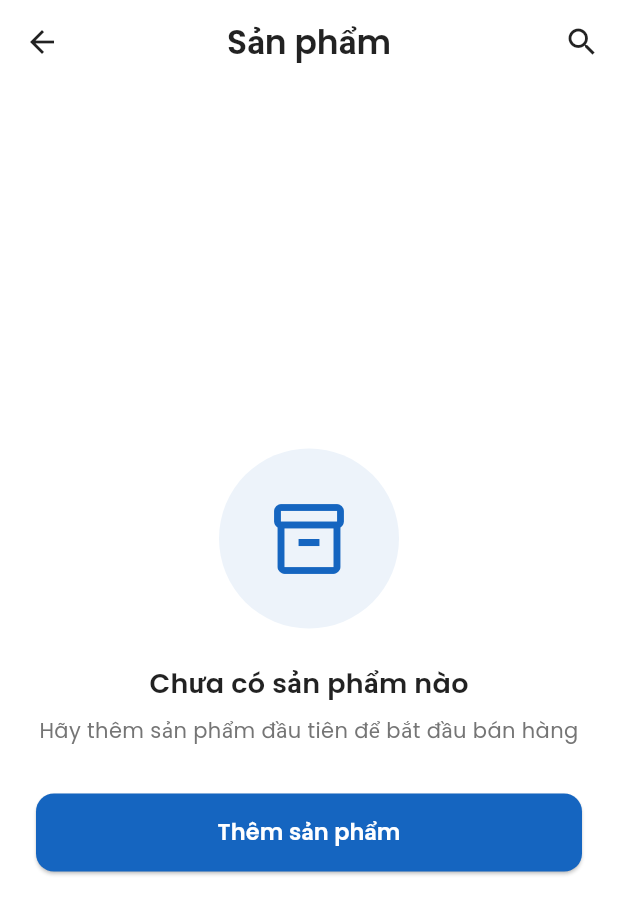
After one commit to TrongPhucX5/BizFlowProject, a Flutter app: the ProductScreen screen opened directly, on a phone screen of 412 x 824 dp. The commit adds this screen. Shown: the top 914 px of the screen. Run offline on Flutter 3.47's test engine with Material 3 defaults, Android fonts, the phone set to English and light mode, and no system bars; our stand-ins replace dio, flutter_secure_storage, google_fonts, shared_preferences; accounts and stored records are empty; statements that could not run were skipped.

Commit message:
Update mobile and backend

```diff
--- a/mobile/lib/features/home/presentation/main_screen.dart
+++ b/mobile/lib/features/home/presentation/main_screen.dart
@@ -3,6 +3,13 @@ import 'package:flutter/material.dart';
 import 'package:mobile/features/Sales/presentation/sales_screen.dart';
 // 2. Import Màn hình Đơn hàng (Cực kỳ quan trọng, thiếu dòng này là lỗi)
 import 'package:mobile/features/order/presentation/order_screen.dart';
+<<<<<<< HEAD
+=======
+<<<<<<< HEAD
+import 'package:mobile/features/product/presentation/product_screen.dart';
+=======
+>>>>>>> ffc0dc1206b1cabcb15caeb053411f8b8d1c50ea
+>>>>>>> 1f7ef7d (Update mobile and backend)
 
 class MainScreen extends StatefulWidget {
   const MainScreen({super.key});
--- /dev/null
+++ b/mobile/lib/features/product/presentation/product_screen.dart
@@ -0,0 +1,120 @@
+import 'package:flutter/material.dart';
+import 'package:google_fonts/google_fonts.dart';
+
+class ProductScreen extends StatelessWidget {
+  const ProductScreen({super.key});
+
+  @override
+  Widget build(BuildContext context) {
+    const Color primaryBlue = Color(0xFF1565C0);
+    const Color textColor = Colors.black87;
+
+    return Scaffold(
+      backgroundColor: Colors.white,
+
+      // === APP BAR ===
+      appBar: AppBar(
+        backgroundColor: Colors.white,
+        elevation: 0,
+        centerTitle: true,
+        leading: Navigator.canPop(context)
+            ? IconButton(
+          icon: const Icon(Icons.arrow_back, color: textColor),
+          onPressed: () => Navigator.pop(context),
+        )
+            : null,
+        title: Text(
+          'Sản phẩm',
+          style: GoogleFonts.poppins(
+            color: textColor,
+            fontWeight: FontWeight.w600,
+          ),
+        ),
+        actions: [
+          IconButton(
+            icon: const Icon(Icons.search, color: textColor),
+            onPressed: () {
+              debugPrint("Tìm sản phẩm");
+            },
+          ),
+        ],
+      ),
+
+      // === BODY ===
+      body: Padding(
+        padding: const EdgeInsets.all(24),
+        child: Column(
+          mainAxisAlignment: MainAxisAlignment.center,
+          children: [
+            // Illustration
+            Container(
+              width: 120,
+              height: 120,
+              decoration: BoxDecoration(
+                color: primaryBlue.withOpacity(0.08),
+                shape: BoxShape.circle,
+              ),
+              child: const Icon(
+                Icons.inventory_2_outlined,
+                size: 56,
+                color: primaryBlue,
+              ),
+            ),
+
+            const SizedBox(height: 24),
+
+            // Title
+            Text(
+              "Chưa có sản phẩm nào",
+              style: GoogleFonts.poppins(
+                fontSize: 18,
+                fontWeight: FontWeight.w600,
+                color: textColor,
+              ),
+            ),
+
+            const SizedBox(height: 8),
+
+            // Subtitle
+            Text(
+              "Hãy thêm sản phẩm đầu tiên để bắt đầu bán hàng",
+              textAlign: TextAlign.center,
+              style: GoogleFonts.poppins(
+                fontSize: 14,
+                color: Colors.grey[600],
+              ),
+            ),
+
+            const SizedBox(height: 32),
+
+            // Button
+            SizedBox(
+              width: double.infinity,
+              height: 52,
+              child: ElevatedButton(
+                style: ElevatedButton.styleFrom(
+                  backgroundColor: primaryBlue,
+                  shape: RoundedRectangleBorder(
+                    borderRadius: BorderRadius.circular(12),
+                  ),
+                  elevation: 1,
+                ),
+                onPressed: () {
+                  debugPrint("Thêm sản phẩm");
+                },
+                child: Text(
+                  "Thêm sản phẩm",
+                  style: GoogleFonts.poppins(
+                    fontSize: 15,
+                    fontWeight: FontWeight.w600,
+                    color: Colors.white,
+                  ),
+                ),
+              ),
+            ),
+          ],
+        ),
+      ),
+    );
+  }
+}
--- a/mobile/lib/main.dart
+++ b/mobile/lib/main.dart
@@ -1,6 +1,13 @@
 import 'package:flutter/material.dart';
 import 'package:mobile/features/auth/presentation/login_screen.dart';
 import 'package:mobile/features/home/presentation/main_screen.dart';
+<<<<<<< HEAD
+=======
+<<<<<<< HEAD
+// sales (POS)
+=======
+>>>>>>> ffc0dc1206b1cabcb15caeb053411f8b8d1c50ea
+>>>>>>> 1f7ef7d (Update mobile and backend)
 import 'package:mobile/features/Sales/presentation/sales_screen.dart';
 import 'package:mobile/features/order/presentation/order_screen.dart'; // Đổi đường dẫn nếu bạn lưu chỗ khác
 void main() {
```
Also changed, not shown: 1 other file.
